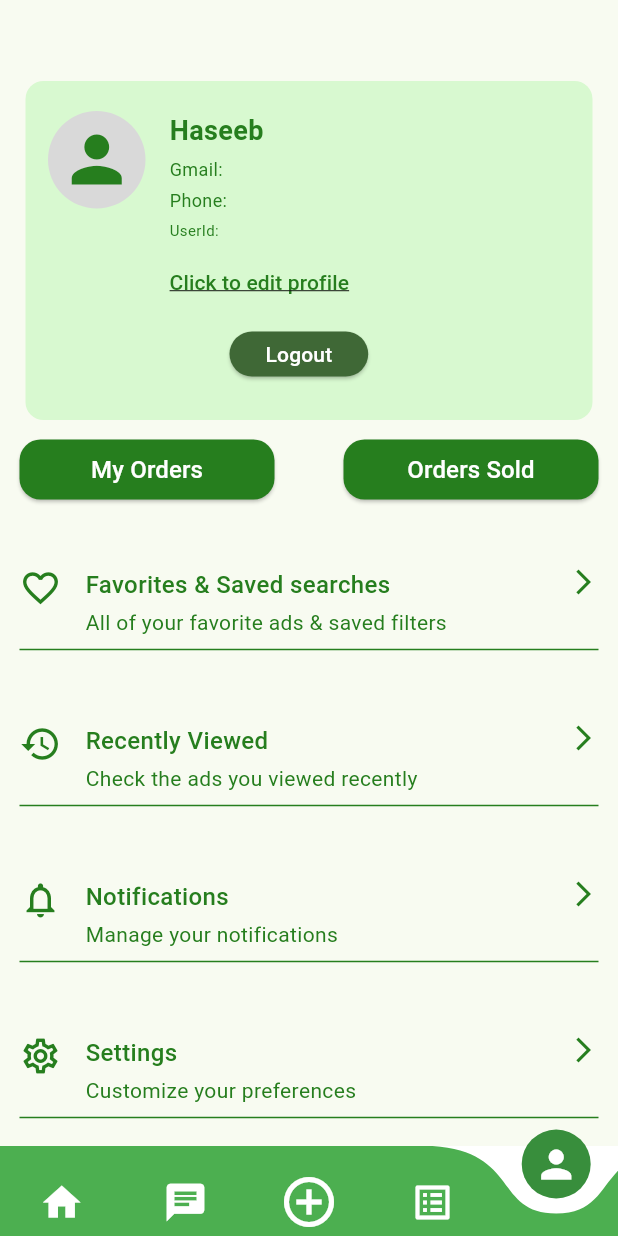
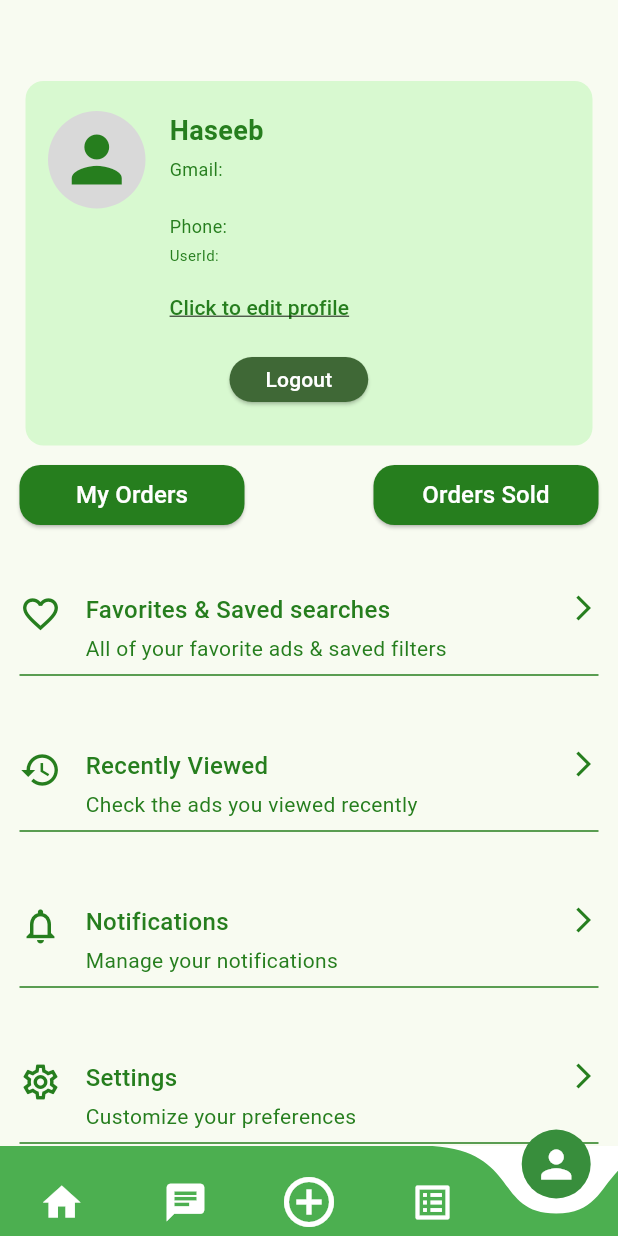
Before and after one commit to mustafalada36/pet_app, a Flutter app: the profileScreen screen opened directly, on a phone screen of 412 x 824 dp. Run offline on Flutter 3.47's test engine with Material 3 defaults, Android fonts, the phone set to English and light mode, and no system bars; drawn by our look-alikes of curved_navigation_bar; our stand-ins replace cloud_firestore, dio, firebase_auth, firebase_core, geolocator, google_fonts and 3 more; missing offline and left inert: flutter_stripe; accounts and stored records are empty.

Commit message:
responsive

```diff
--- a/lib/Screens/addNewAddress.dart
+++ b/lib/Screens/addNewAddress.dart
@@ -361,7 +361,7 @@ class _adNewAddressState extends State<addNewAddress> {
                             },
                             text: "Debit - Credit Card ",
                             imagePaths: const [
-                              "assets/images/jazzcash.png",
+                              /*"assets/images/jazzcash.png",*/
                               "assets/images/masterCard.png",
                               "assets/images/visa.png"
                             ],
--- a/lib/Screens/blogs.dart
+++ b/lib/Screens/blogs.dart
@@ -227,7 +227,8 @@ class _blogsState extends State<blogs> {
                       child: Row(
                         mainAxisAlignment: MainAxisAlignment.spaceBetween,
                         children: [
-                          Column(
+                          Expanded(
+                            child: Column(
                               crossAxisAlignment: CrossAxisAlignment.start,
                               children: [
                                 Text(
@@ -243,6 +244,7 @@ class _blogsState extends State<blogs> {
                                   style: const TextStyle(fontSize: 16),
                                 ),
                               ],
+                            ),
                           ),
                           IconButton(
                               onPressed: () {},
--- a/lib/Screens/buyScreen.dart
+++ b/lib/Screens/buyScreen.dart
@@ -216,7 +216,7 @@ class buyScreen extends StatelessWidget {
                         style: TextStyle(
                             fontFamily: 'Montserrat',
                             fontSize: 12,
-                            color: Colors.red),
+                            color: Colors.black),
                       ),
                       Text(
                         '$description',
--- a/lib/Screens/profileScreen.dart
+++ b/lib/Screens/profileScreen.dart
@@ -4,6 +4,7 @@ import 'package:firebase_auth/firebase_auth.dart';
 import 'package:flutter/material.dart';
 import 'package:pet_app/Reuseable%20Components/primaryButton.dart';
 import 'package:pet_app/Screens/editProfile.dart';
+import 'package:pet_app/Screens/favourites.dart';
 import 'package:pet_app/Screens/loginscreen.dart';
 import 'package:pet_app/Screens/orderPlaced.dart';
 import 'package:pet_app/Screens/orderSold.dart';
@@ -126,7 +127,7 @@ class _ProfileScreenState extends State<profileScreen> {
                               ),
                               const SizedBox(height: 4),
                               Text(
-                                'Gmail: $email',
+                                'Gmail:\n$email',
                                 style: TextStyle(
                                   color: primaryColor,
                                   fontWeight: FontWeight.w400,
@@ -221,11 +222,13 @@ class _ProfileScreenState extends State<profileScreen> {
                 ),
               ),
               SizedBox(height: 5),
-              Row(
+              Container(
+                width: double.infinity,
+                child: Row(
                   mainAxisAlignment: MainAxisAlignment.spaceBetween,
                   children: [
                     primaryButton(
-                      170,
+                        150,
                         "My Orders",
                         () => Navigator.push(
                             context,
@@ -233,7 +236,7 @@ class _ProfileScreenState extends State<profileScreen> {
                               builder: (context) => orderPlacedScreen(),
                             ))),
                     primaryButton(
-                      170,
+                        150,
                         "Orders Sold",
                         () => Navigator.push(
                             context,
@@ -242,13 +245,21 @@ class _ProfileScreenState extends State<profileScreen> {
                             ))),
                   ],
                 ),
+              ),
 
               const SizedBox(height: 41), // Spacing between rows
 
-              _buildProfileRow(
+              GestureDetector(
+                onTap: () => Navigator.push(
+                    context,
+                    MaterialPageRoute(
+                      builder: (context) => favourites(),
+                    )),
+                child: _buildProfileRow(
                   icon: Icons.favorite_border,
                   title: 'Favorites & Saved searches',
                   subtitle: 'All of your favorite ads & saved filters',
+                ),
               ),
               Divider(color: primaryColor),
               const SizedBox(height: 41),
```
Also changed, not shown: lib/Screens/buyScreen2.dart (+11 -9 lines), lib/Screens/favourites.dart (+7 -4 lines), lib/Screens/homeScreen.dart (+26 -3 lines), lib/Screens/splashscreen.dart (+4 -3 lines), lib/main.dart (+10 -1 lines). Lines whose indentation alone changed are shown as unchanged.
